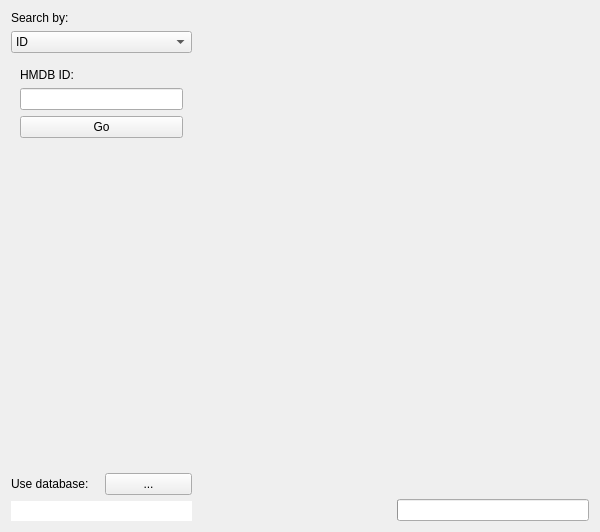
The window that src/formquery.ui (zwpwjwtz/HMDB-qt) describes before a commit, drawn with Qt 5.
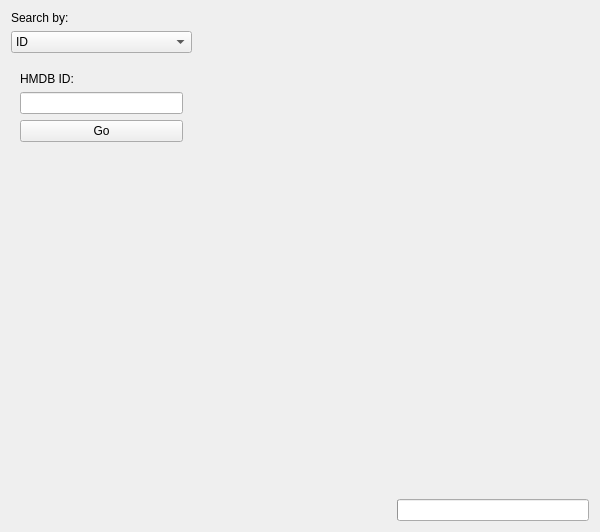
The same window after the commit. Icons and pictures are not drawn. Custom widgets are drawn as their Qt base class.

Diff of the .ui file:
```diff
--- a/src/formquery.ui
+++ b/src/formquery.ui
@@ -21,7 +21,7 @@
    <item>
     <layout class="QHBoxLayout" name="horizontalLayout" stretch="1,4">
      <item>
-      <layout class="QVBoxLayout" name="frameLeft" stretch="1,10,0">
+      <layout class="QVBoxLayout" name="frameLeft" stretch="1,10">
        <item>
         <layout class="QVBoxLayout" name="frameSearchBox">
          <item>
@@ -322,38 +322,6 @@
          </item>
         </layout>
        </item>
-       <item>
-        <layout class="QVBoxLayout" name="frameDatabase">
-         <item>
-          <layout class="QHBoxLayout" name="horizontalLayout_2">
-           <item>
-            <widget class="QLabel" name="labelSetDatabase">
-             <property name="text">
-              <string>Use database:</string>
-             </property>
-            </widget>
-           </item>
-           <item>
-            <widget class="QPushButton" name="buttonSetDatabase">
-             <property name="text">
-              <string notr="true">...</string>
-             </property>
-            </widget>
-           </item>
-          </layout>
-         </item>
-         <item>
-          <widget class="QLineEdit" name="textDatabase">
-           <property name="frame">
-            <bool>false</bool>
-           </property>
-           <property name="readOnly">
-            <bool>true</bool>
-           </property>
-          </widget>
-         </item>
-        </layout>
-       </item>
       </layout>
      </item>
      <item>
```
